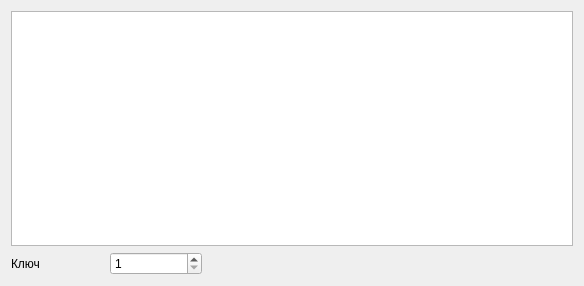
First picture: the form in caesarcipher.ui, repository smarttowel/crypto, before the edit.
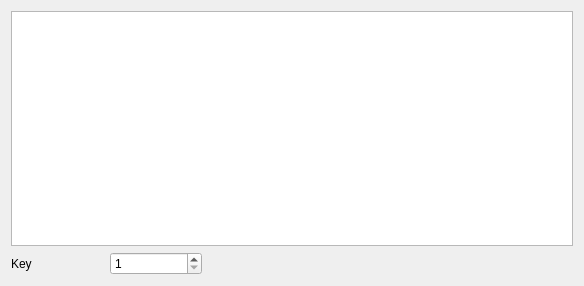
Second picture: the form after the edit.

```diff
--- a/caesarcipher.ui
+++ b/caesarcipher.ui
@@ -24,7 +24,7 @@
        <item>
         <widget class="QLabel" name="label">
          <property name="text">
-          <string>Ключ</string>
+          <string>Key</string>
          </property>
         </widget>
        </item>
```
